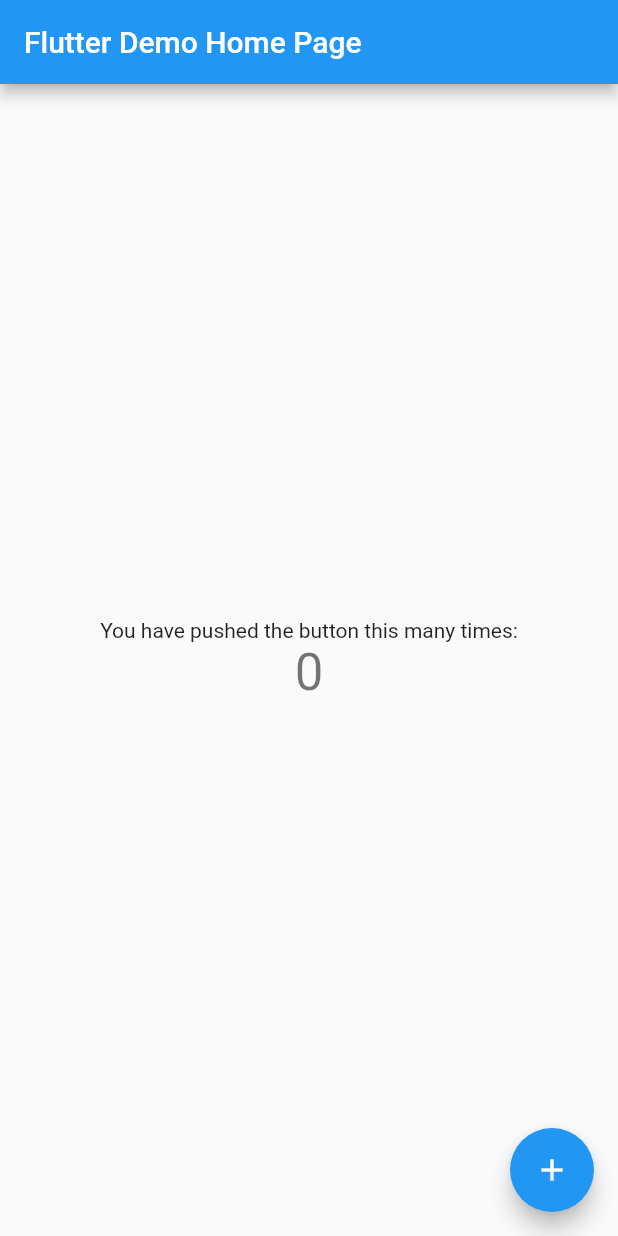
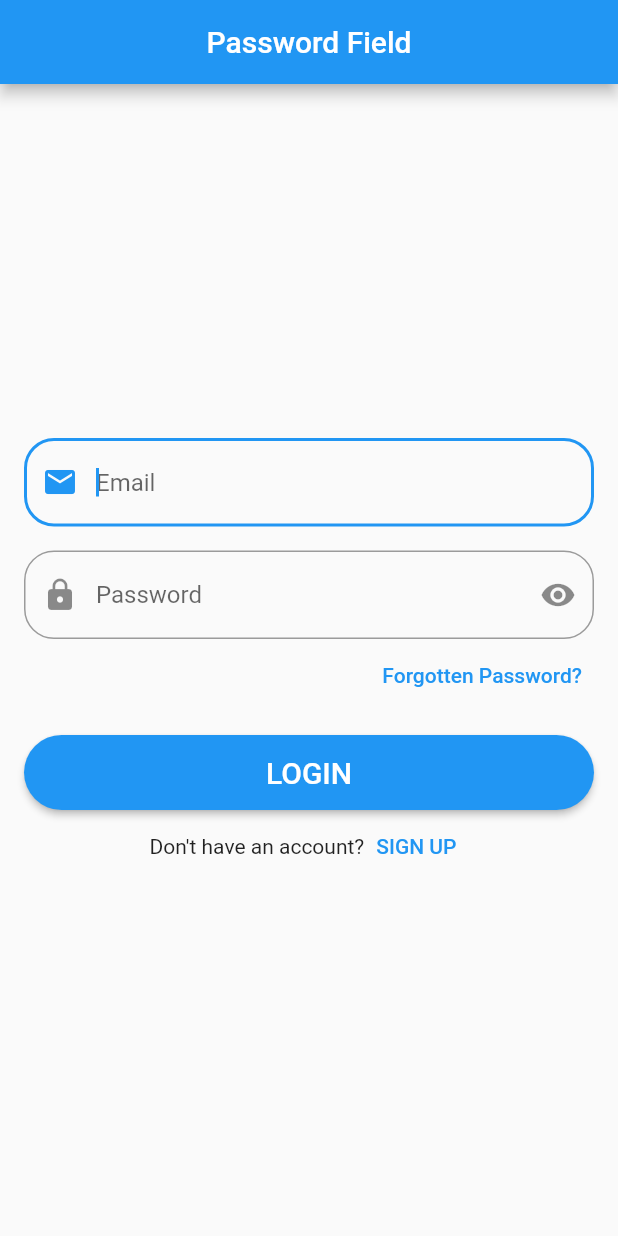
Before and after one commit to bhtri/flutter-password-field, a Flutter app: the screen it shows after launch, on a phone screen of 412 x 824 dp. Run offline on Flutter 3.47's test engine with Material 2 defaults, Android fonts, the light colour scheme and no system bars; our stand-ins replace email_validator.

Commit message:
🚧 update main

```diff
--- a/lib/main.dart
+++ b/lib/main.dart
@@ -1,113 +1,114 @@
 import 'package:flutter/material.dart';
+import 'package:flutter/services.dart';
+import 'package:password_field_example/widget/button_widget.dart';
+import 'package:password_field_example/widget/email_field_widget.dart';
+import 'package:password_field_example/widget/password_field_widget.dart';
 
-void main() {
+Future main() async {
+  WidgetsFlutterBinding.ensureInitialized();
+  await SystemChrome.setPreferredOrientations([
+    DeviceOrientation.portraitUp,
+    DeviceOrientation.portraitDown,
+  ]);
+
   runApp(MyApp());
 }
 
 class MyApp extends StatelessWidget {
-  // This widget is the root of your application.
+  static final String title = 'Password Field';
+
   @override
-  Widget build(BuildContext context) {
-    return MaterialApp(
-      title: 'Flutter Demo',
-      theme: ThemeData(
-        // This is the theme of your application.
-        //
-        // Try running your application with "flutter run". You'll see the
-        // application has a blue toolbar. Then, without quitting the app, try
-        // changing the primarySwatch below to Colors.green and then invoke
-        // "hot reload" (press "r" in the console where you ran "flutter run",
-        // or simply save your changes to "hot reload" in a Flutter IDE).
-        // Notice that the counter didn't reset back to zero; the application
-        // is not restarted.
-        primarySwatch: Colors.blue,
-      ),
-      home: MyHomePage(title: 'Flutter Demo Home Page'),
-    );
-  }
+  Widget build(BuildContext context) => MaterialApp(
+        debugShowCheckedModeBanner: false,
+        title: title,
+        theme: ThemeData(primarySwatch: Colors.blue),
+        home: MainPage(),
+      );
 }
 
-class MyHomePage extends StatefulWidget {
-  MyHomePage({Key key, this.title}) : super(key: key);
+class MainPage extends StatefulWidget {
+  @override
+  _MainPageState createState() => _MainPageState();
+}
 
-  // This widget is the home page of your application. It is stateful, meaning
-  // that it has a State object (defined below) that contains fields that affect
-  // how it looks.
-
-  // This class is the configuration for the state. It holds the values (in this
-  // case the title) provided by the parent (in this case the App widget) and
-  // used by the build method of the State. Fields in a Widget subclass are
-  // always marked "final".
-
-  final String title;
+class _MainPageState extends State<MainPage> {
+  final formKey = GlobalKey<FormState>();
+  final emailController = TextEditingController();
+  final passwordController = TextEditingController();
 
   @override
-  _MyHomePageState createState() => _MyHomePageState();
-}
+  void dispose() {
+    emailController.dispose();
+    passwordController.dispose();
 
-class _MyHomePageState extends State<MyHomePage> {
-  int _counter = 0;
-
-  void _incrementCounter() {
-    setState(() {
-      // This call to setState tells the Flutter framework that something has
-      // changed in this State, which causes it to rerun the build method below
-      // so that the display can reflect the updated values. If we changed
-      // _counter without calling setState(), then the build method would not be
-      // called again, and so nothing would appear to happen.
-      _counter++;
-    });
+    super.dispose();
   }
 
   @override
-  Widget build(BuildContext context) {
-    // This method is rerun every time setState is called, for instance as done
-    // by the _incrementCounter method above.
-    //
-    // The Flutter framework has been optimized to make rerunning build methods
-    // fast, so that you can just rebuild anything that needs updating rather
-    // than having to individually change instances of widgets.
-    return Scaffold(
-      appBar: AppBar(
-        // Here we take the value from the MyHomePage object that was created by
-        // the App.build method, and use it to set our appbar title.
-        title: Text(widget.title),
-      ),
-      body: Center(
-        // Center is a layout widget. It takes a single child and positions it
-        // in the middle of the parent.
-        child: Column(
-          // Column is also a layout widget. It takes a list of children and
-          // arranges them vertically. By default, it sizes itself to fit its
-          // children horizontally, and tries to be as tall as its parent.
-          //
-          // Invoke "debug painting" (press "p" in the console, choose the
-          // "Toggle Debug Paint" action from the Flutter Inspector in Android
-          // Studio, or the "Toggle Debug Paint" command in Visual Studio Code)
-          // to see the wireframe for each widget.
-          //
-          // Column has various properties to control how it sizes itself and
-          // how it positions its children. Here we use mainAxisAlignment to
-          // center the children vertically; the main axis here is the vertical
-          // axis because Columns are vertical (the cross axis would be
-          // horizontal).
-          mainAxisAlignment: MainAxisAlignment.center,
-          children: <Widget>[
-            Text(
-              'You have pushed the button this many times:',
+  Widget build(BuildContext context) => Scaffold(
+        appBar: AppBar(
+          title: Text(MyApp.title),
+          centerTitle: true,
+        ),
+        body: Center(
+          child: Form(
+            key: formKey,
+            child: SingleChildScrollView(
+              padding: EdgeInsets.all(16),
+              child: AutofillGroup(
+                child: Column(
+                  children: [
+                    EmailFieldWidget(controller: emailController),
+                    const SizedBox(height: 16),
+                    PasswordFieldWidget(controller: passwordController),
+                    buildForgotPassword(),
+                    const SizedBox(height: 16),
+                    buildButton(),
+                    buildNoAccount(),
+                  ],
+                ),
+              ),
             ),
-            Text(
-              '$_counter',
-              style: Theme.of(context).textTheme.headline4,
-            ),
-          ],
+          ),
         ),
-      ),
-      floatingActionButton: FloatingActionButton(
-        onPressed: _incrementCounter,
-        tooltip: 'Increment',
-        child: Icon(Icons.add),
-      ), // This trailing comma makes auto-formatting nicer for build methods.
-    );
+      );
+
+  Widget buildButton() => ButtonWidget(
+        text: 'LOGIN',
+        onClicked: login,
+      );
+
+  void login() {
+    final form = formKey.currentState!;
+
+    if (form.validate()) {
+      TextInput.finishAutofillContext();
+      final email = emailController.text;
+
+      ScaffoldMessenger.of(context)
+        ..removeCurrentSnackBar()
+        ..showSnackBar(SnackBar(
+          content: Text('Your email is $email'),
+        ));
+    }
   }
+
+  Widget buildNoAccount() => Row(
+        mainAxisAlignment: MainAxisAlignment.center,
+        children: [
+          Text('Don\'t have an account?'),
+          TextButton(
+            child: Text('SIGN UP'),
+            onPressed: () {},
+          ),
+        ],
+      );
+
+  Widget buildForgotPassword() => Container(
+        alignment: Alignment.centerRight,
+        child: TextButton(
+          child: Text('Forgotten Password?'),
+          onPressed: () {},
+        ),
+      );
 }
--- a/lib/widget/button_widget.dart
+++ b/lib/widget/button_widget.dart
@@ -5,9 +5,9 @@
   final VoidCallback onClicked;
 
   const ButtonWidget({
-    Key key,
-    @required this.text,
-    @required this.onClicked,
+    Key? key,
+    required this.text,
+    required this.onClicked,
   }) : super(key: key);
 
   @override
--- a/lib/widget/email_field_widget.dart
+++ b/lib/widget/email_field_widget.dart
@@ -5,8 +5,8 @@
   final TextEditingController controller;
 
   const EmailFieldWidget({
-    Key key,
-    @required this.controller,
+    Key? key,
+    required this.controller,
   }) : super(key: key);
 
   @override
--- a/pubspec.yaml
+++ b/pubspec.yaml
@@ -6,7 +6,7 @@
 version: 1.0.0+1
 
 environment:
-  sdk: ">=2.7.0 <3.0.0"
+  sdk: ">=2.12.0 <3.0.0"
 
 dependencies:
   flutter:
```
